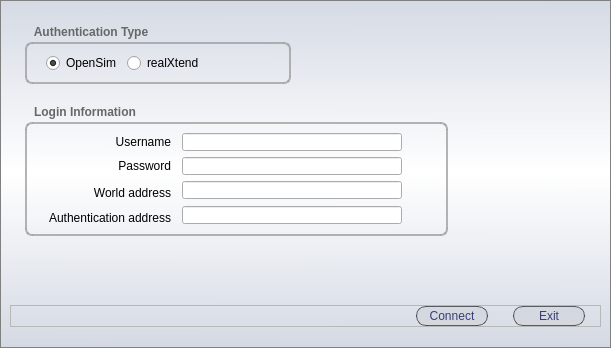
Qt form bin/data/ui/login_new.ui (realXtend/tundra) before a commit.
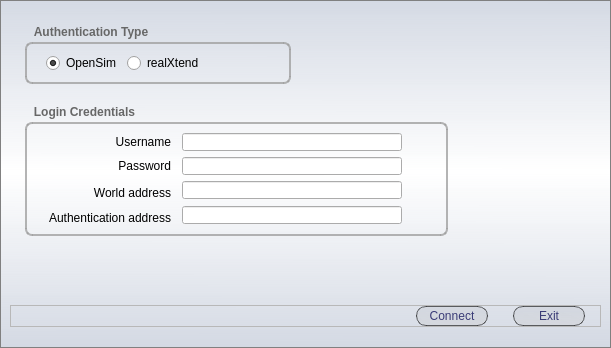
The same form after that commit.

Commit message: * Refactored OpenSimLoginThread to use ProtocolUtilites for parsing, set some static strings for auth methods and login methods * Removed unnecessary code and made use QString for error formatting * Made two different PrepareOpenSimLogin and PrepareRealXtendLogin to prepare logins, removes unnecessary code * Login fields logic a bit smarted, only gets the defaults from configs if user has not edited the fields.

The edit to the form file:
```diff
--- a/bin/data/ui/login_new.ui
+++ b/bin/data/ui/login_new.ui
@@ -209,7 +209,7 @@
           <item>
            <widget class="QGroupBox" name="groupBox_2">
             <property name="title">
-             <string>Login Information</string>
+             <string>Login Credentials</string>
             </property>
             <layout class="QVBoxLayout" name="verticalLayout_3">
              <item>
```
The commit also changes 12 other files.
